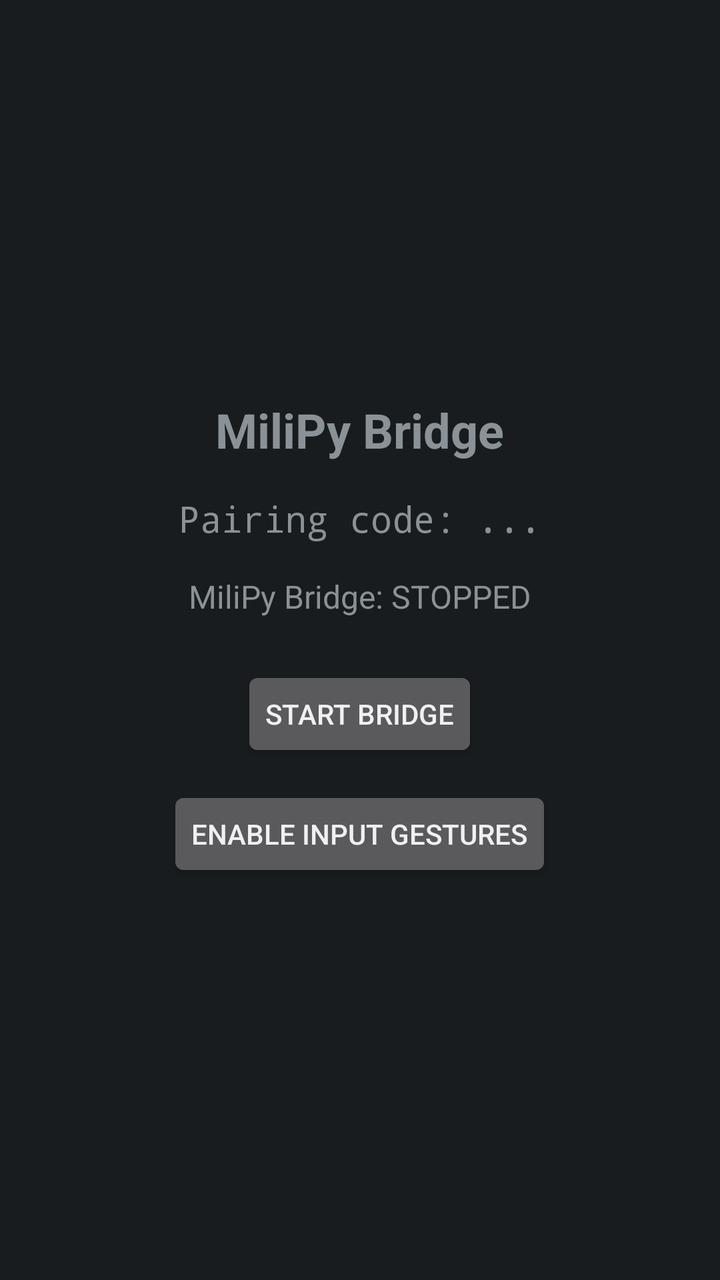
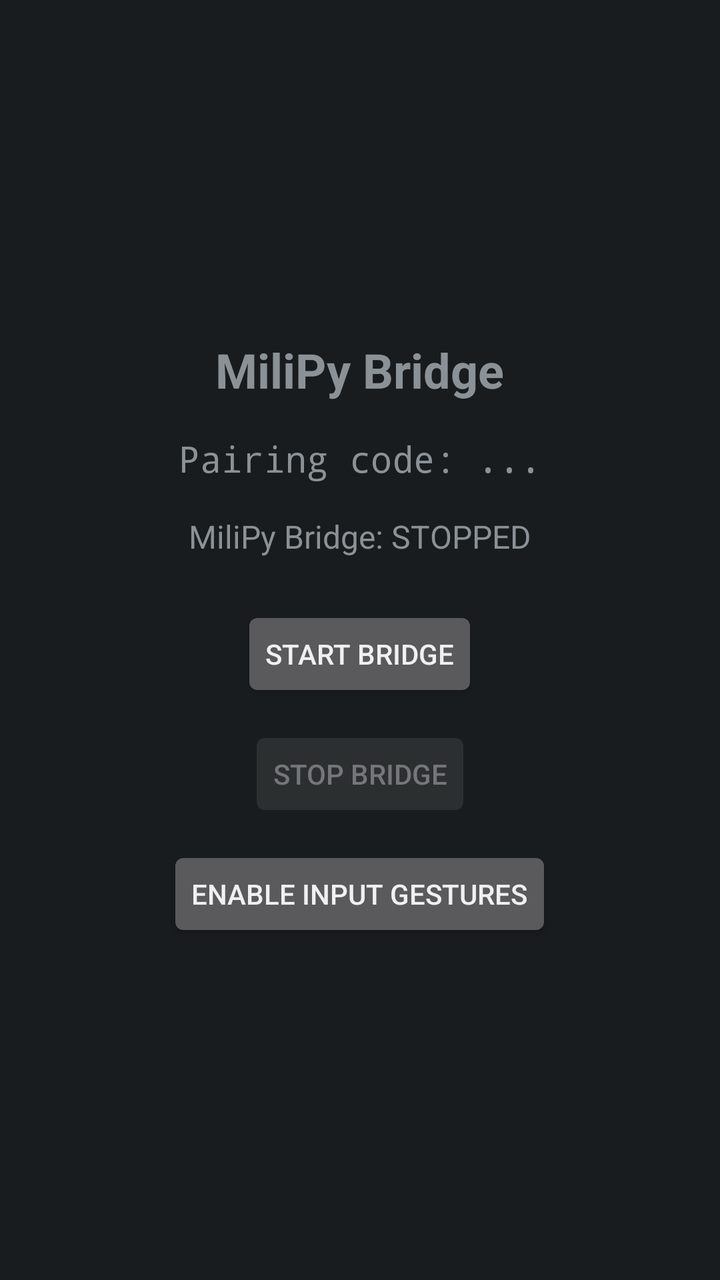

Two renders of the same Android screen: before a commit and after it. Below are the layout's source before the change and the commit's diff.
<!-- AndroidManifest.xml: application theme android:Theme.DeviceDefault -->
<!-- res/layout/activity_main.xml -->
<?xml version="1.0" encoding="utf-8"?>
<LinearLayout xmlns:android="http://schemas.android.com/apk/res/android"
    android:layout_width="match_parent"
    android:layout_height="match_parent"
    android:orientation="vertical"
    android:padding="24dp"
    android:gravity="center">

    <TextView
        android:layout_width="wrap_content"
        android:layout_height="wrap_content"
        android:text="@string/app_name"
        android:textSize="24sp"
        android:textStyle="bold" />

    <TextView
        android:id="@+id/pairing_text"
        android:layout_width="wrap_content"
        android:layout_height="wrap_content"
        android:layout_marginTop="16dp"
        android:textSize="18sp"
        android:fontFamily="monospace"
        android:text="Pairing code: ..." />

    <TextView
        android:id="@+id/status_text"
        android:layout_width="wrap_content"
        android:layout_height="wrap_content"
        android:layout_marginTop="16dp"
        android:text="MiliPy Bridge: STOPPED"
        android:textSize="16sp" />

    <Button
        android:id="@+id/start_button"
        android:layout_width="wrap_content"
        android:layout_height="wrap_content"
        android:layout_marginTop="24dp"
        android:text="Start bridge" />

    <Button
        android:id="@+id/accessibility_button"
        android:layout_width="wrap_content"
        android:layout_height="wrap_content"
        android:layout_marginTop="12dp"
        android:text="Enable input gestures" />

</LinearLayout>
<!-- resources referenced by this layout -->
<resources>
  <string name="app_name">MiliPy Bridge</string>
</resources>

<!-- the commit's change to res/layout/activity_main.xml (unified diff, before → after) -->
@@ -38,6 +38,14 @@
         android:text="Start bridge" />
 
     <Button
+        android:id="@+id/stop_button"
+        android:layout_width="wrap_content"
+        android:layout_height="wrap_content"
+        android:layout_marginTop="12dp"
+        android:text="Stop bridge"
+        android:enabled="false" />
+
+    <Button
         android:id="@+id/accessibility_button"
         android:layout_width="wrap_content"
         android:layout_height="wrap_content"
